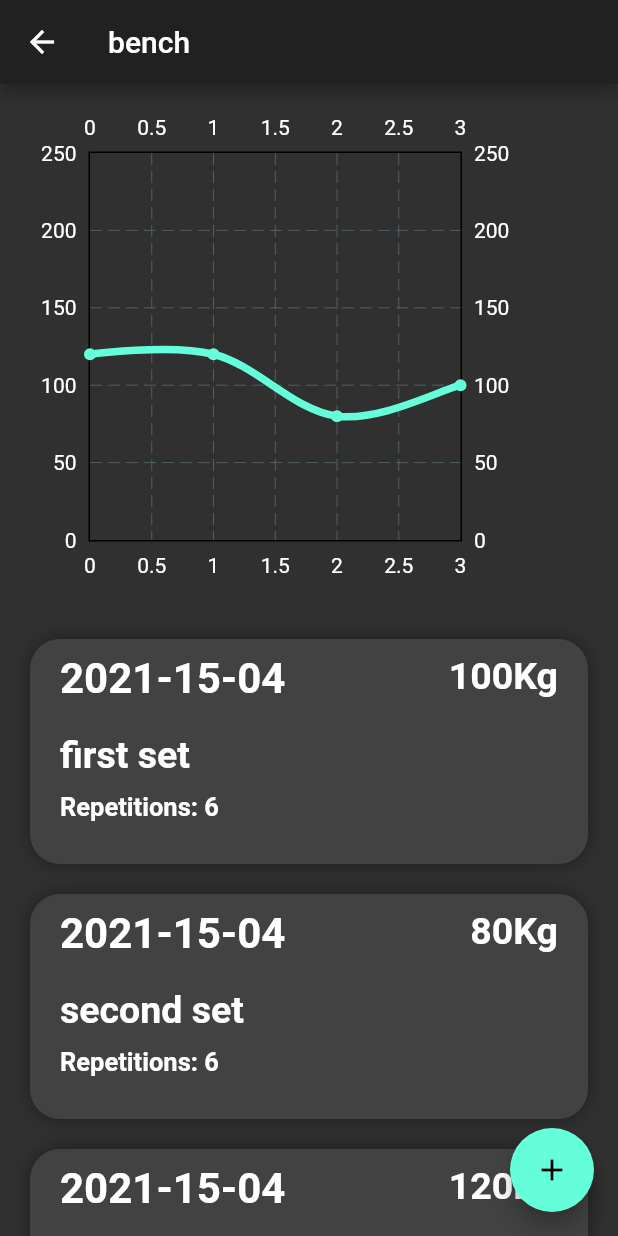
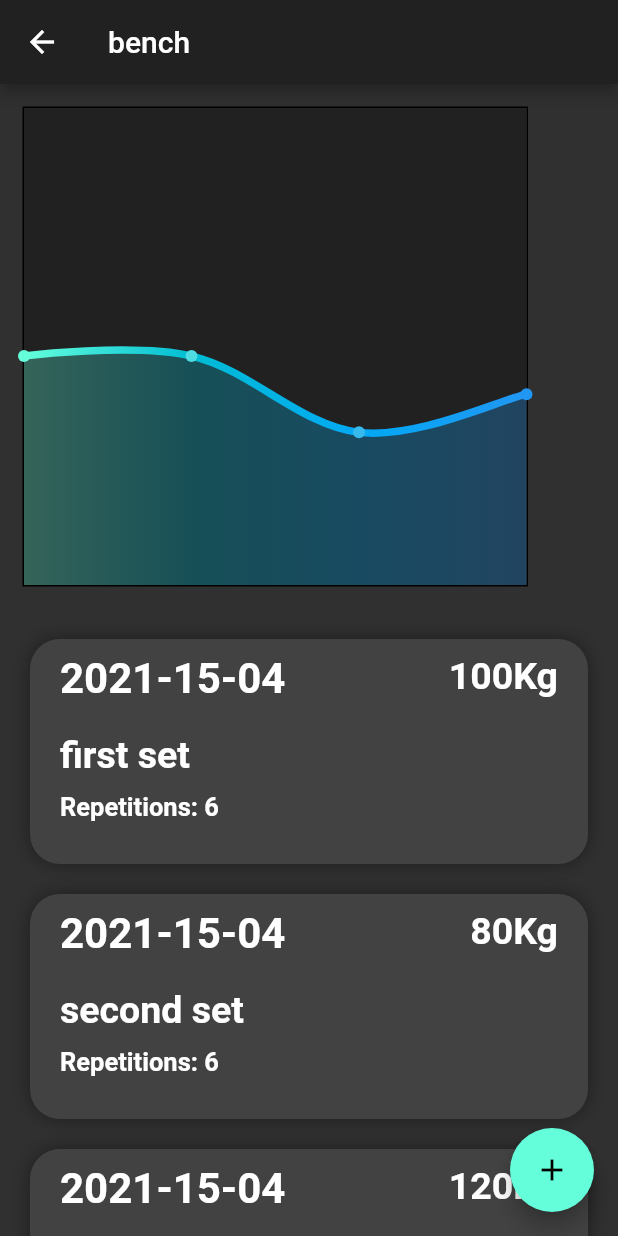
Before and after one commit to CarlHagred/LiftStatus, a Flutter app: the screen it shows after launch, after a tap on "bench", on a phone screen of 412 x 824 dp. Run offline on Flutter 3.47's test engine with Material 2 defaults, Android fonts, the phone set to English and light mode, and no system bars; drawn by our look-alikes of fl_chart; our stand-ins replace font_awesome_flutter.

Commit message:
Updated graph
Styled graph

```diff
--- a/lib/exercise_page.dart
+++ b/lib/exercise_page.dart
@@ -2,6 +2,7 @@ import 'package:flutter/material.dart';
 import 'new_set_page.dart';
 import 'model/sets.dart';
 import 'package:fl_chart/fl_chart.dart';
+import 'constant.dart';
 
 class ExercisePage extends StatefulWidget {
   ExercisePage({this.title});
@@ -15,6 +16,9 @@ class ExercisePage extends StatefulWidget {
 class _ExercisePageState extends State<ExercisePage> {
   final List<Color> gradientColor = [
     Color(0xFF64FFDA),
+    Colors.cyan,
+    Colors.lightBlue,
+    Colors.blue,
   ];
   String get title => widget.title;
   bool closeTopContainer = false;
@@ -33,7 +37,10 @@ class _ExercisePageState extends State<ExercisePage> {
               borderRadius: BorderRadius.all(Radius.circular(20.0)),
               color: Colors.grey[800],
               boxShadow: [
-                BoxShadow(color: Colors.black.withAlpha(100), blurRadius: 10.0),
+                BoxShadow(
+                  color: Colors.black.withAlpha(100),
+                  blurRadius: 10.0,
+                ),
               ]),
           child: Padding(
             padding: EdgeInsets.symmetric(horizontal: 20.0, vertical: 10),
@@ -132,17 +139,32 @@ class _ExercisePageState extends State<ExercisePage> {
                   padding: EdgeInsets.only(right: 45.0),
                   child: LineChart(
                     LineChartData(
+                      gridData: FlGridData(show: false),
+                      titlesData: FlTitlesData(
+                        bottomTitles: SideTitles(
+                          showTitles: false,
+                        ),
+                        leftTitles: SideTitles(
+                          showTitles: false,
+                        ),
+                      ),
+                      backgroundColor: kActiveCardColor,
                       minX: 0,
                       maxX: lists[title].length.toDouble() - 1,
                       minY: 0,
                       maxY: 250,
                       lineBarsData: [
                         LineChartBarData(
-                          spots: chartData,
-                          isCurved: true,
-                          barWidth: 5,
-                          colors: gradientColor,
-                        ),
+                            spots: chartData,
+                            isCurved: true,
+                            barWidth: 5,
+                            colors: gradientColor,
+                            belowBarData: BarAreaData(
+                              show: true,
+                              colors: gradientColor
+                                  .map((color) => color.withOpacity(0.3))
+                                  .toList(),
+                            )),
                       ],
                     ),
                     swapAnimationDuration:
```
